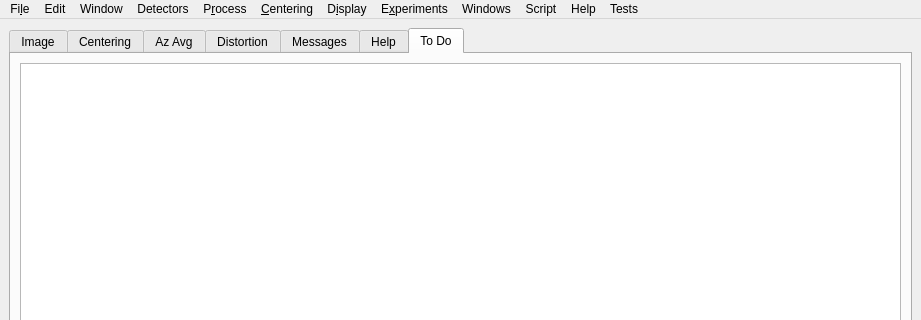
First picture: the form in libraries/qxrdlib/qxrdwindow.ui, repository guyjennings/qxrd, before the edit; both pictures show x 0 to 921 and y 0 to 320 of the 921 by 722 pixel window.
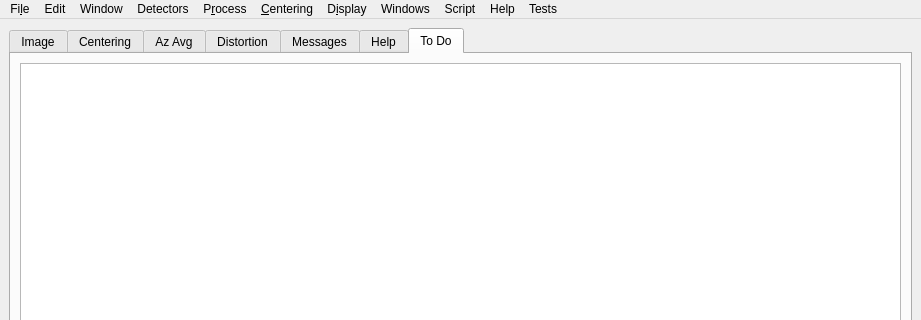
Second picture: the form after the edit. Icons and pictures are not drawn. Custom widgets are drawn as their Qt base class.

Commit message: Tidy up edit menu

```diff
--- a/libraries/qxrdlib/qxrdwindow.ui
+++ b/libraries/qxrdlib/qxrdwindow.ui
@@ -1308,12 +1308,6 @@
     <addaction name="m_ActionExecuteScriptJS"/>
     <addaction name="m_ActionLoadScript"/>
    </widget>
-   <widget class="QMenu" name="m_ExperimentsMenu">
-    <property name="title">
-     <string>E&amp;xperiments</string>
-    </property>
-    <addaction name="m_ActionPlaceholder"/>
-   </widget>
    <widget class="QMenu" name="m_WindowMenu">
     <property name="title">
      <string>Window</string>
@@ -1329,7 +1323,6 @@
    <addaction name="m_OperationsMenu"/>
    <addaction name="m_CalibrationMenu"/>
    <addaction name="m_DisplayMenu"/>
-   <addaction name="m_ExperimentsMenu"/>
    <addaction name="m_WindowsMenu"/>
    <addaction name="m_ScriptMenu"/>
    <addaction name="m_HelpMenu"/>
```
Left out of the diff: 41 changed lines with no effect on the pictures.
